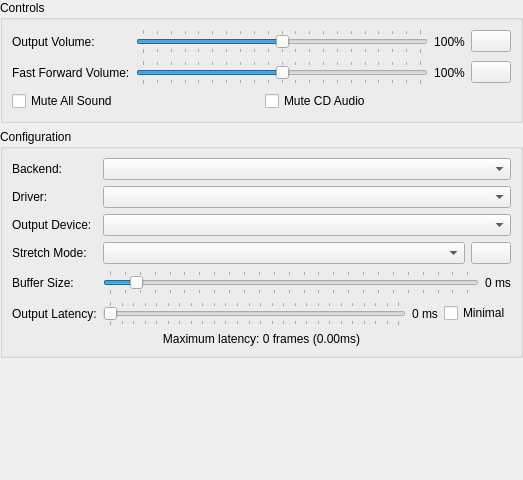
First picture: the form in src/duckstation-qt/audiosettingswidget.ui, repository stenzek/duckstation, before the edit.
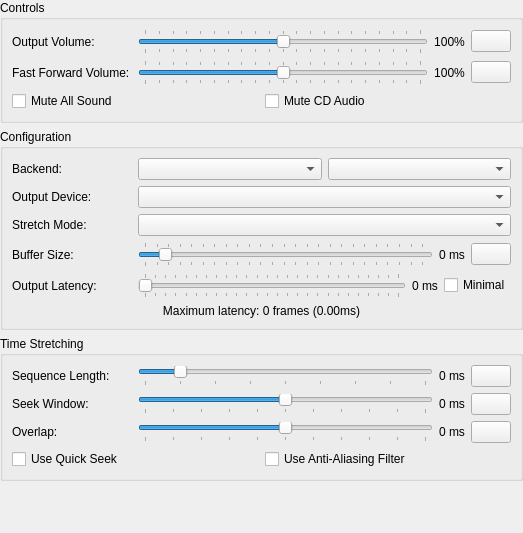
Second picture: the form after the edit. Icons and pictures are not drawn.

Commit message:
Qt: Move time stretch settings into audio widget
Fewer popup windows.

What changed in the file:
```diff
--- a/src/duckstation-qt/audiosettingswidget.ui
+++ b/src/duckstation-qt/audiosettingswidget.ui
@@ -7,7 +7,7 @@
     <x>0</x>
     <y>0</y>
     <width>523</width>
-    <height>480</height>
+    <height>533</height>
    </rect>
   </property>
   <layout class="QVBoxLayout" name="verticalLayout">
@@ -28,7 +28,7 @@
      <property name="title">
       <string>Controls</string>
      </property>
-     <layout class="QGridLayout" name="gridLayout_3">
+     <layout class="QGridLayout" name="gridLayout_3" columnminimumwidth="120,0,0,0">
       <item row="0" column="0">
        <widget class="QLabel" name="label_3">
         <property name="text">
@@ -159,7 +159,7 @@
      <property name="title">
       <string>Configuration</string>
      </property>
-     <layout class="QGridLayout" name="gridLayout">
+     <layout class="QGridLayout" name="configurationLayout" columnstretch="0,1,1" columnminimumwidth="120,0,0">
       <item row="0" column="0">
        <widget class="QLabel" name="label">
         <property name="text">
@@ -167,7 +167,7 @@
         </property>
        </widget>
       </item>
-      <item row="0" column="1" colspan="2">
+      <item row="0" column="1">
        <widget class="QComboBox" name="audioBackend">
         <property name="sizePolicy">
          <sizepolicy hsizetype="Expanding" vsizetype="Fixed">
@@ -177,14 +177,7 @@
         </property>
        </widget>
       </item>
-      <item row="1" column="0">
-       <widget class="QLabel" name="label_6">
-        <property name="text">
-         <string>Driver:</string>
-        </property>
-       </widget>
-      </item>
-      <item row="1" column="1" colspan="2">
+      <item row="0" column="2">
        <widget class="QComboBox" name="driver">
         <property name="sizePolicy">
          <sizepolicy hsizetype="Expanding" vsizetype="Fixed">
@@ -194,14 +187,14 @@
         </property>
        </widget>
       </item>
-      <item row="2" column="0">
+      <item row="1" column="0">
        <widget class="QLabel" name="label_8">
         <property name="text">
          <string>Output Device:</string>
         </property>
        </widget>
       </item>
-      <item row="2" column="1" colspan="2">
+      <item row="1" column="1" colspan="2">
        <widget class="QComboBox" name="outputDevice">
         <property name="sizePolicy">
          <sizepolicy hsizetype="Expanding" vsizetype="Fixed">
@@ -211,14 +204,14 @@
         </property>
        </widget>
       </item>
-      <item row="3" column="0">
+      <item row="2" column="0">
        <widget class="QLabel" name="label_7">
         <property name="text">
          <string>Stretch Mode:</string>
         </property>
        </widget>
       </item>
-      <item row="3" column="1">
+      <item row="2" column="1" colspan="2">
        <widget class="QComboBox" name="stretchMode">
         <property name="sizePolicy">
          <sizepolicy hsizetype="Expanding" vsizetype="Fixed">
@@ -228,24 +221,14 @@
         </property>
        </widget>
       </item>
-      <item row="3" column="2">
-       <widget class="QPushButton" name="stretchSettings">
-        <property name="toolTip">
-         <string>Stretch Settings</string>
-        </property>
-        <property name="icon">
-         <iconset theme="settings-3-line"/>
-        </property>
-       </widget>
-      </item>
-      <item row="4" column="0">
+      <item row="3" column="0">
        <widget class="QLabel" name="label_2">
         <property name="text">
          <string>Buffer Size:</string>
         </property>
        </widget>
       </item>
-      <item row="4" column="1" colspan="2">
+      <item row="3" column="1" colspan="2">
        <layout class="QHBoxLayout" name="horizontalLayout_4">
         <item>
          <widget class="QSlider" name="bufferMS">
@@ -276,16 +259,26 @@
           </property>
          </widget>
         </item>
+        <item>
+         <widget class="QPushButton" name="resetBufferSize">
+          <property name="toolTip">
+           <string>Reset Buffer Size</string>
+          </property>
+          <property name="icon">
+           <iconset theme="restart-line"/>
+          </property>
+         </widget>
+        </item>
        </layout>
       </item>
-      <item row="5" column="0">
+      <item row="4" column="0">
        <widget class="QLabel" name="label_5">
         <property name="text">
          <string>Output Latency:</string>
         </property>
        </widget>
       </item>
-      <item row="5" column="1" colspan="2">
+      <item row="4" column="1" colspan="2">
        <layout class="QHBoxLayout" name="horizontalLayout_3">
         <item>
          <widget class="QSlider" name="outputLatencyMS">
@@ -322,7 +315,7 @@
         </item>
        </layout>
       </item>
-      <item row="6" column="0" colspan="3">
+      <item row="5" column="0" colspan="3">
        <widget class="QLabel" name="bufferingLabel">
         <property name="text">
          <string>Maximum latency: 0 frames (0.00ms)</string>
@@ -335,6 +328,171 @@
      </layout>
     </widget>
    </item>
+   <item>
+    <widget class="QGroupBox" name="timeStretchGroup">
+     <property name="title">
+      <string>Time Stretching</string>
+     </property>
+     <layout class="QGridLayout" name="gridLayout_4" columnminimumwidth="120,0,0,0">
+      <item row="0" column="0">
+       <widget class="QLabel" name="label_9">
+        <property name="text">
+         <string>Sequence Length:</string>
+        </property>
+       </widget>
+      </item>
+      <item row="0" column="1">
+       <widget class="QSlider" name="sequenceLength">
+        <property name="minimum">
+         <number>20</number>
+        </property>
+        <property name="maximum">
+         <number>100</number>
+        </property>
+        <property name="value">
+         <number>30</number>
+        </property>
+        <property name="orientation">
+         <enum>Qt::Orientation::Horizontal</enum>
+        </property>
+        <property name="tickPosition">
+         <enum>QSlider::TickPosition::TicksBelow</enum>
+        </property>
+        <property name="tickInterval">
+         <number>10</number>
+        </property>
+       </widget>
+      </item>
+      <item row="0" column="2">
+       <widget class="QLabel" name="sequenceLengthLabel">
+        <property name="text">
+         <string>0 ms</string>
+        </property>
+       </widget>
+      </item>
+      <item row="0" column="3">
+       <widget class="QPushButton" name="resetSequenceLength">
+        <property name="toolTip">
+         <string>Reset Sequence Length</string>
+        </property>
+        <property name="icon">
+         <iconset theme="restart-line"/>
+        </property>
+       </widget>
+      </item>
+      <item row="1" column="0">
+       <widget class="QLabel" name="label_10">
+        <property name="text">
+         <string>Seek Window:</string>
+        </property>
+       </widget>
+      </item>
+      <item row="1" column="1">
+       <widget class="QSlider" name="seekWindowSize">
+        <property name="minimum">
+         <number>10</number>
+        </property>
+        <property name="maximum">
+         <number>30</number>
+        </property>
+        <property name="value">
+         <number>20</number>
+        </property>
+        <property name="orientation">
+         <enum>Qt::Orientation::Horizontal</enum>
+        </property>
+        <property name="tickPosition">
+         <enum>QSlider::TickPosition::TicksBelow</enum>
+        </property>
+        <property name="tickInterval">
+         <number>2</number>
+        </property>
+       </widget>
+      </item>
+      <item row="1" column="2">
+       <widget class="QLabel" name="seekWindowSizeLabel">
+        <property name="text">
+         <string>0 ms</string>
+        </property>
+       </widget>
+      </item>
+      <item row="1" column="3">
+       <widget class="QPushButton" name="resetSeekWindowSize">
+        <property name="toolTip">
+         <string>Reset Seek Window</string>
+        </property>
+        <property name="icon">
+         <iconset theme="restart-line"/>
+        </property>
+       </widget>
+      </item>
+      <item row="2" column="0">
+       <widget class="QLabel" name="label_11">
+        <property name="text">
+         <string>Overlap:</string>
+        </property>
+       </widget>
+      </item>
+      <item row="2" column="1">
+       <widget class="QSlider" name="overlap">
+        <property name="minimum">
+         <number>5</number>
+        </property>
+        <property name="maximum">
+         <number>15</number>
+        </property>
+        <property name="value">
+         <number>10</number>
+        </property>
+        <property name="orientation">
+         <enum>Qt::Orientation::Horizontal</enum>
+        </property>
+        <property name="tickPosition">
+         <enum>QSlider::TickPosition::TicksBelow</enum>
+        </property>
+        <property name="tickInterval">
+         <number>1</number>
+        </property>
+       </widget>
+      </item>
+      <item row="2" column="2">
+       <widget class="QLabel" name="overlapLabel">
+        <property name="text">
+         <string>0 ms</string>
+        </property>
+       </widget>
+      </item>
+      <item row="2" column="3">
+       <widget class="QPushButton" name="resetOverlap">
+        <property name="toolTip">
+         <string>Reset Overlap</string>
+        </property>
+        <property name="icon">
+         <iconset theme="restart-line"/>
+        </property>
+       </widget>
+      </item>
+      <item row="3" column="0" colspan="4">
+       <layout class="QGridLayout" name="gridLayout_5">
+        <item row="0" column="0">
+         <widget class="QCheckBox" name="useQuickSeek">
+          <property name="text">
+           <string>Use Quick Seek</string>
+          </property>
+         </widget>
+        </item>
+        <item row="0" column="1">
+         <widget class="QCheckBox" name="useAAFilter">
+          <property name="text">
+           <string>Use Anti-Aliasing Filter</string>
+          </property>
+         </widget>
+        </item>
+       </layout>
+      </item>
+     </layout>
+    </widget>
+   </item>
    <item>
     <spacer name="verticalSpacer">
      <property name="orientation">
```
The commit also changes 8 other files.
